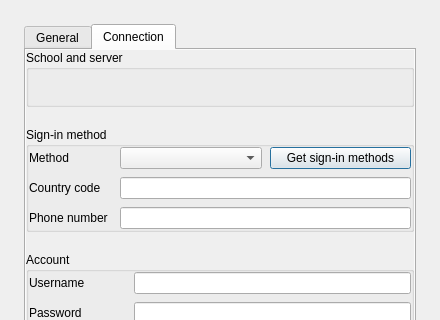
wtalioy/JustConnect, file presentation/dialogs/settingwindow/settingwindow.ui: the form before one commit; both pictures show x 0 to 440 and y 0 to 320 of the 440 by 600 pixel window.
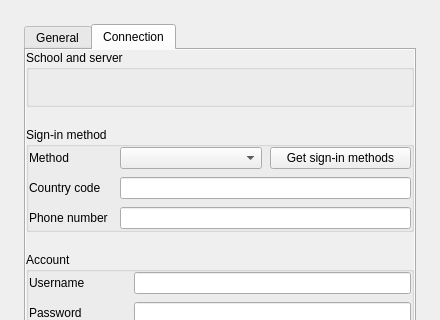
The form after the commit. The open tabs and pages were chosen to show the change. Icons and pictures are not drawn.

Diff of the .ui file:
```diff
--- a/presentation/dialogs/settingwindow/settingwindow.ui
+++ b/presentation/dialogs/settingwindow/settingwindow.ui
@@ -128,6 +128,9 @@
                   <property name="text">
                    <string>Get sign-in methods</string>
                   </property>
+                  <property name="autoDefault">
+                   <bool>false</bool>
+                  </property>
                  </widget>
                 </item>
                 <property name="spacing">
```
Left out of the diff: 9 changed lines with no effect on the pictures.
